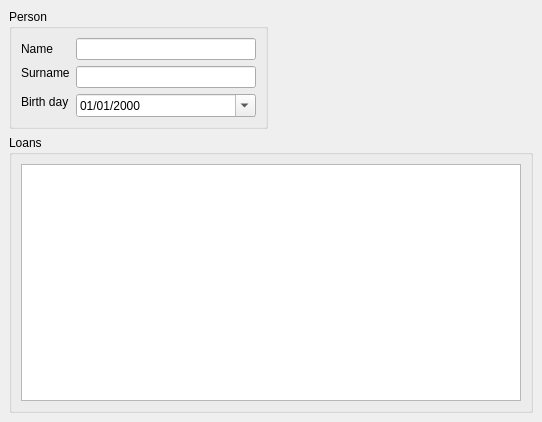
The window that src/com/axiastudio/pypapi/demo/forms/person.ui (tizianolattisi/pypapi) describes before a commit, drawn with Qt 5.
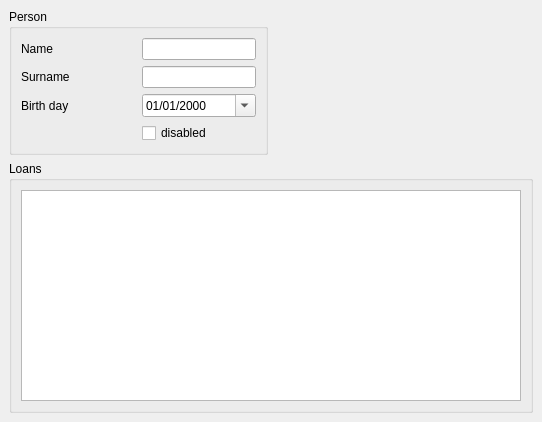
The same window after the commit. Custom widgets are drawn as their Qt base class.

Commit message: QCheckBox in demo

Diff of the .ui file:
```diff
--- a/src/com/axiastudio/pypapi/demo/forms/person.ui
+++ b/src/com/axiastudio/pypapi/demo/forms/person.ui
@@ -48,7 +48,7 @@
          </property>
         </widget>
        </item>
-       <item row="1" column="1" rowspan="2">
+       <item row="1" column="1">
         <widget class="QLineEdit" name="lineEdit_2">
          <property name="column" stdset="0">
           <string>Surname</string>
@@ -58,14 +58,14 @@
          </property>
         </widget>
        </item>
-       <item row="2" column="0" rowspan="2">
+       <item row="2" column="0">
         <widget class="QLabel" name="label_3">
          <property name="text">
           <string>Birth day</string>
          </property>
         </widget>
        </item>
-       <item row="3" column="1">
+       <item row="2" column="1">
         <widget class="com.axiastudio.pypapi.ui.widgets.PyPaPiDateEdit" name="dateEdit">
          <property name="displayFormat">
           <string>dd/MM/yyyy</string>
@@ -78,6 +78,29 @@
          </property>
         </widget>
        </item>
+       <item row="3" column="0">
+        <spacer name="horizontalSpacer_2">
+         <property name="orientation">
+          <enum>Qt::Horizontal</enum>
+         </property>
+         <property name="sizeHint" stdset="0">
+          <size>
+           <width>57</width>
+           <height>20</height>
+          </size>
+         </property>
+        </spacer>
+       </item>
+       <item row="3" column="1">
+        <widget class="QCheckBox" name="checkBox">
+         <property name="text">
+          <string>disabled</string>
+         </property>
+         <property name="column" stdset="0">
+          <string>disabled</string>
+         </property>
+        </widget>
+       </item>
       </layout>
      </widget>
     </item>
```
The commit also changes 1 other file.
